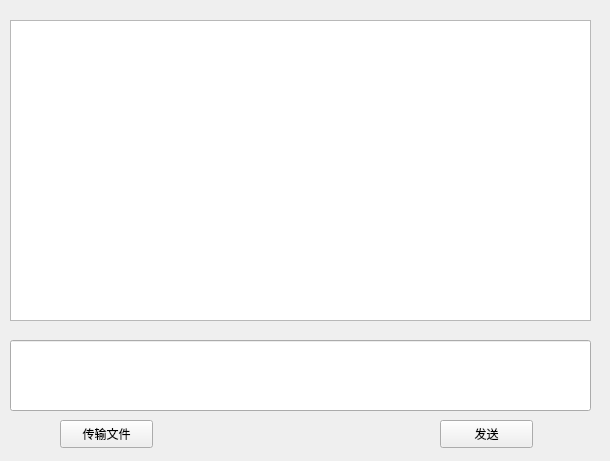
Old version of the form client/privatechat.ui in the repository wineee/simple-chat.
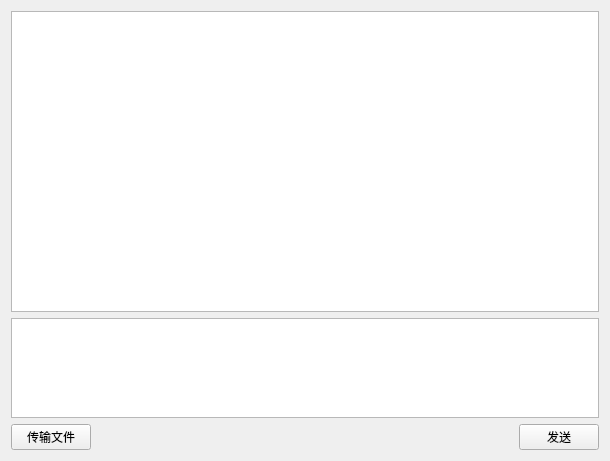
New version of the form.

Commit message: better privatechat ui

```diff
--- a/client/privatechat.ui
+++ b/client/privatechat.ui
@@ -13,55 +13,74 @@
   <property name="windowTitle">
    <string>Form</string>
   </property>
+  <layout class="QVBoxLayout" name="verticalLayout">
+   <item>
   <widget class="QTextEdit" name="textEdit">
-   <property name="geometry">
-    <rect>
-     <x>10</x>
-     <y>20</y>
-     <width>581</width>
-     <height>301</height>
-    </rect>
-   </property>
-  </widget>
-  <widget class="QLineEdit" name="lineEdit">
-   <property name="geometry">
-    <rect>
-     <x>10</x>
-     <y>340</y>
-     <width>581</width>
-     <height>71</height>
-    </rect>
-   </property>
-  </widget>
-  <widget class="QPushButton" name="sendButton">
-   <property name="geometry">
-    <rect>
-     <x>440</x>
-     <y>420</y>
-     <width>93</width>
-     <height>28</height>
-    </rect>
-   </property>
-   <property name="text">
-    <string>发送</string>
-   </property>
-  </widget>
+     <property name="sizePolicy">
+      <sizepolicy hsizetype="Expanding" vsizetype="Expanding">
+       <horstretch>0</horstretch>
+       <verstretch>0</verstretch>
+      </sizepolicy>
+     </property>
+    </widget>
+   </item>
+   <item>
+    <widget class="QTextEdit" name="inputEdit">
+     <property name="sizePolicy">
+      <sizepolicy hsizetype="Expanding" vsizetype="Fixed">
+       <horstretch>0</horstretch>
+       <verstretch>0</verstretch>
+      </sizepolicy>
+     </property>
+     <property name="minimumSize">
+      <size>
+       <width>100</width>
+       <height>50</height>
+      </size>
+     </property>
+     <property name="maximumSize">
+      <size>
+       <width>1000</width>
+       <height>100</height>
+      </size>
+     </property>
+    </widget>
+   </item>
+   <item>
+    <layout class="QHBoxLayout" name="horizontalLayout">
+     <item>
   <widget class="QPushButton" name="fileButton">
    <property name="enabled">
     <bool>true</bool>
    </property>
-   <property name="geometry">
-    <rect>
-     <x>60</x>
-     <y>420</y>
-     <width>93</width>
-     <height>28</height>
-    </rect>
-   </property>
    <property name="text">
     <string>传输文件</string>
    </property>
   </widget>
+     </item>
+     <item>
+      <spacer name="horizontalSpacer">
+       <property name="orientation">
+        <enum>Qt::Horizontal</enum>
+       </property>
+       <property name="sizeHint" stdset="0">
+        <size>
+         <width>40</width>
+         <height>20</height>
+        </size>
+       </property>
+      </spacer>
+     </item>
+     <item>
+      <widget class="QPushButton" name="sendButton">
+       <property name="text">
+        <string>发送</string>
+       </property>
+      </widget>
+     </item>
+    </layout>
+   </item>
+  </layout>
  </widget>
  <resources/>
  <connections/>
```
Lines whose indentation alone changed are shown as unchanged. The commit also changes 1 other file.
